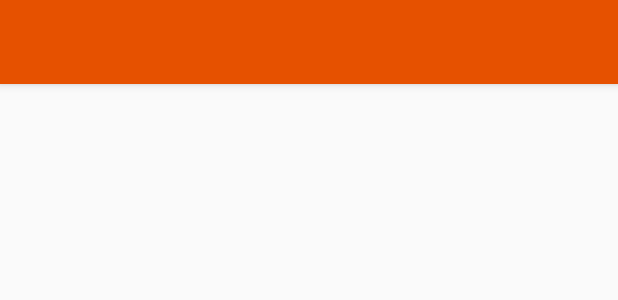
After one commit to simopek/android10_kotlin_course, an Android app: the layout activity_exercises.xml on its own in the app's theme, with its tools: preview values and no code run, on a phone screen of 412 x 824 dp. The commit adds this screen. Shown: the top 300 px of the screen. Run offline under Robolectric (Android 15) with nearby library versions, the phone set to English and light mode, and no system bars.

Commit message:
Add WIP on navigation bar

```diff
--- /dev/null
+++ b/7MinutesWorkout/app/src/main/res/layout/activity_exercises.xml
@@ -0,0 +1,17 @@
+<?xml version="1.0" encoding="utf-8"?>
+<androidx.constraintlayout.widget.ConstraintLayout xmlns:android="http://schemas.android.com/apk/res/android"
+    xmlns:app="http://schemas.android.com/apk/res-auto"
+    xmlns:tools="http://schemas.android.com/tools"
+    android:layout_width="match_parent"
+    android:layout_height="match_parent"
+    tools:context=".ExercisesActivity">
+
+    <androidx.appcompat.widget.Toolbar
+        android:id="@+id/toolbar"
+        android:layout_width="match_parent"
+        android:layout_height="?android:attr/actionBarSize"
+        app:layout_constraintTop_toTopOf="parent"
+        android:background="@color/colorPrimary"
+        android:elevation="4dp"/>
+
+</androidx.constraintlayout.widget.ConstraintLayout>
--- a/7MinutesWorkout/app/src/main/res/values/styles.xml
+++ b/7MinutesWorkout/app/src/main/res/values/styles.xml
@@ -1,10 +1,12 @@
 <resources>
     <!-- Base application theme. -->
-    <style name="AppTheme" parent="Theme.AppCompat.Light.DarkActionBar">
+    <style name="AppTheme" parent="Theme.AppCompat.Light.NoActionBar">
         <!-- Customize your theme here. -->
         <item name="colorPrimary">@color/colorPrimary</item>
         <item name="colorPrimaryDark">@color/colorPrimaryDark</item>
         <item name="colorAccent">@color/colorAccent</item>
+        <item name="titleTextColor">@android:color/white</item>
+        <item name="android:navigationBarColor">@android:color/white</item>
     </style>
 
 </resources>
```
Also changed, not shown: 7MinutesWorkout/app/src/main/AndroidManifest.xml (+9 -2 lines), 7MinutesWorkout/app/src/main/java/kitto/a7minutesworkout/ExercisesActivity.kt (added, +15 -0 lines), 7MinutesWorkout/app/src/main/java/kitto/a7minutesworkout/MainActivity.kt (+7 -0 lines).
